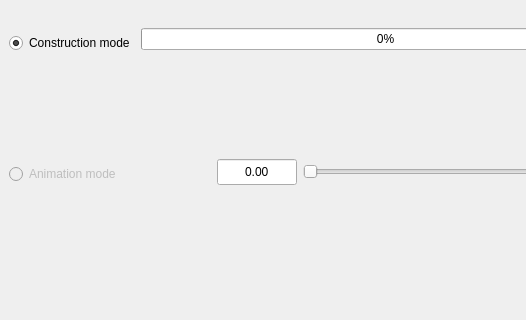
The window that mainwindow.ui (Frostmourneee/MT-TSP) describes before a commit, drawn with Qt 5; both pictures show x 0 to 526 and y 100 to 420 of the 639 by 420 pixel window.
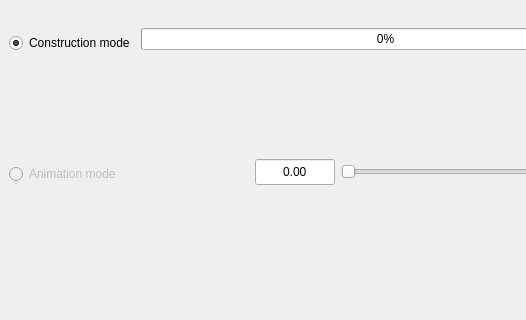
The same window after the commit.

Commit message: Zoom finally IMPLEMENTED!!!

```diff
--- a/mainwindow.ui
+++ b/mainwindow.ui
@@ -130,6 +130,46 @@
           </property>
          </widget>
         </item>
+        <item>
+         <widget class="QPushButton" name="resetZoomButton">
+          <property name="enabled">
+           <bool>false</bool>
+          </property>
+          <property name="minimumSize">
+           <size>
+            <width>32</width>
+            <height>32</height>
+           </size>
+          </property>
+          <property name="maximumSize">
+           <size>
+            <width>32</width>
+            <height>32</height>
+           </size>
+          </property>
+          <property name="text">
+           <string/>
+          </property>
+          <property name="iconSize">
+           <size>
+            <width>32</width>
+            <height>32</height>
+           </size>
+          </property>
+          <property name="shortcut">
+           <string>H</string>
+          </property>
+          <property name="autoDefault">
+           <bool>false</bool>
+          </property>
+          <property name="default">
+           <bool>false</bool>
+          </property>
+          <property name="flat">
+           <bool>true</bool>
+          </property>
+         </widget>
+        </item>
         <item>
          <widget class="QDoubleSpinBox" name="dSBTime">
           <property name="minimumSize">
```
The commit also changes 16 other files.
